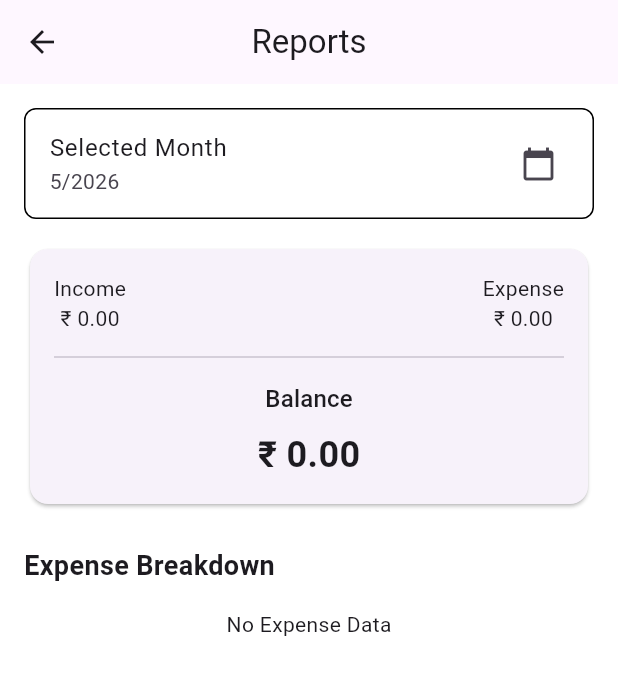
After one commit to ashish-diwakar/Flutter-Finance-Tracker-App, a Flutter app: the screen it shows after launch, after a tap on the "bar chart" icon, on a phone screen of 412 x 824 dp. The commit adds this screen. Shown: the top 675 px of the screen. Run offline on Flutter 3.47's test engine with Material 3 defaults, Android fonts, the phone set to English and light mode, and no system bars; our stand-ins replace fl_chart, flutter_riverpod, go_router, isar; accounts and stored records are empty; generated files the repository leaves out were written again.

Commit message:
Step 7 — Build Analytics + Charts + Financial Insights
This step transforms your application from:

transaction manager

into:

financial insights platform

After this step your app will support:

expense pie charts
monthly analytics
income vs expense comparison
category-wise analysis
monthly filtering
dashboard insights
reusable chart widgets
IMPORTANT GOAL

Users should instantly understand:

where money goes
spending patterns
monthly trends
financial health

That is what analytics solves.
------------------------------------
Test Analytics

Add transactions across:

multiple categories
income/expense

Then:

open Reports
change months
verify charts
verify totals
-------------------------------------------
What You Have Achieved

Your app now includes:

Reactive finance dashboard
Persistent offline database
Monthly analytics
Expense category breakdown
Pie chart visualizations
Financial summaries
Proper architecture

This is now approaching actual market-ready MVP territory.
-------------------------------------------------

3. FULL Restart Required

IMPORTANT:

Do NOT use hot reload here.

Use:

Shift + R

```diff
--- a/lib/features/dashboard/presentation/dashboard_screen.dart
+++ b/lib/features/dashboard/presentation/dashboard_screen.dart
@@ -8,6 +8,7 @@ import '../../transactions/presentation/screens/transaction_list_screen.dart';
 import 'providers/balance_provider.dart';
 import 'providers/expense_provider.dart';
 import 'providers/income_provider.dart';
+import '../../reports/presentation/screens/reports_screen.dart';
 
 class DashboardScreen extends ConsumerWidget {
   const DashboardScreen({super.key});
@@ -27,7 +28,32 @@ class DashboardScreen extends ConsumerWidget {
     return Scaffold(
 
       appBar: AppBar(
-        title: const Text('Finance Tracker'),
+        centerTitle: false,
+
+        title: const Text(
+          'Finance Tracker',
+        ),
+
+        actions: [
+
+          IconButton(
+
+            onPressed: () {
+
+              Navigator.push(
+                context,
+                MaterialPageRoute(
+                  builder: (_) =>
+                      const ReportsScreen(),
+                ),
+              );
+            },
+
+            icon: const Icon(
+              Icons.bar_chart,
+            ),
+          ),
+        ],
       ),
 
       body: Column(
--- /dev/null
+++ b/lib/features/reports/data/repositories/reports_repository.dart
@@ -0,0 +1,117 @@
+import 'package:isar/isar.dart';
+
+import '../../../../shared/models/category_model.dart';
+import '../../../../shared/models/transaction_model.dart';
+import '../../domain/models/category_expense_model.dart';
+import '../../domain/models/monthly_summary_model.dart';
+
+class ReportsRepository {
+
+  final Isar isar;
+
+  ReportsRepository(this.isar);
+
+  Future<MonthlySummaryModel>
+      getMonthlySummary(
+    DateTime month,
+  ) async {
+
+    final start =
+        DateTime(month.year, month.month, 1);
+
+    final end =
+        DateTime(month.year, month.month + 1, 0);
+
+    final transactions =
+        await isar.transactionModels
+            .filter()
+            .transactionDateBetween(
+              start,
+              end,
+            )
+            .findAll();
+
+    int income = 0;
+    int expense = 0;
+
+    for (final transaction
+        in transactions) {
+
+      if (transaction.type ==
+          'income') {
+        income += transaction.amount;
+      } else {
+        expense += transaction.amount;
+      }
+    }
+
+    return MonthlySummaryModel(
+      income: income,
+      expense: expense,
+    );
+  }
+
+  Future<List<CategoryExpenseModel>>
+      getCategoryExpenses(
+    DateTime month,
+  ) async {
+
+    final start =
+        DateTime(month.year, month.month, 1);
+
+    final end =
+        DateTime(month.year, month.month + 1, 0);
+
+    final transactions =
+        await isar.transactionModels
+            .filter()
+            .typeEqualTo('expense')
+            .transactionDateBetween(
+              start,
+              end,
+            )
+            .findAll();
+
+    final categories =
+        await isar.categoryModels
+            .where()
+            .findAll();
+
+    final Map<int, int> totals = {};
+
+    for (final transaction
+        in transactions) {
+
+      totals.update(
+        transaction.categoryId,
+        (value) =>
+            value + transaction.amount,
+        ifAbsent: () =>
+            transaction.amount,
+      );
+    }
+
+    final List<CategoryExpenseModel>
+        result = [];
+
+    for (final entry in totals.entries) {
+
+      final category = categories
+          .firstWhere(
+        (e) => e.id == entry.key,
+        orElse: () =>
+            CategoryModel()
+              ..name = 'Unknown',
+      );
+
+      result.add(
+        CategoryExpenseModel(
+          category: category.name,
+          amount: entry.value,
+        ),
+      );
+    }
+
+    return result;
+  }
+}
--- /dev/null
+++ b/lib/features/reports/domain/models/category_expense_model.dart
@@ -0,0 +1,11 @@
+class CategoryExpenseModel {
+
+  final String category;
+
+  final int amount;
+
+  CategoryExpenseModel({
+    required this.category,
+    required this.amount,
+  });
+}
--- /dev/null
+++ b/lib/features/reports/domain/models/monthly_summary_model.dart
@@ -0,0 +1,11 @@
+class MonthlySummaryModel {
+
+  final int income;
+
+  final int expense;
+
+  MonthlySummaryModel({
+    required this.income,
+    required this.expense,
+  });
+}
--- /dev/null
+++ b/lib/features/reports/presentation/providers/category_analytics_provider.dart
@@ -0,0 +1,19 @@
+import 'package:flutter_riverpod/flutter_riverpod.dart';
+
+import '../../domain/models/category_expense_model.dart';
+import 'reports_repository_provider.dart';
+
+final categoryAnalyticsProvider =
+    FutureProvider.family<
+        List<CategoryExpenseModel>,
+        DateTime>((ref, month) async {
+
+  final repository =
+      await ref.watch(
+        reportsRepositoryProvider.future,
+      );
+
+  return repository.getCategoryExpenses(
+    month,
+  );
+});
--- /dev/null
+++ b/lib/features/reports/presentation/providers/monthly_summary_provider.dart
@@ -0,0 +1,19 @@
+import 'package:flutter_riverpod/flutter_riverpod.dart';
+
+import '../../domain/models/monthly_summary_model.dart';
+import 'reports_repository_provider.dart';
+
+final monthlySummaryProvider =
+    FutureProvider.family<
+        MonthlySummaryModel,
+        DateTime>((ref, month) async {
+
+  final repository =
+      await ref.watch(
+        reportsRepositoryProvider.future,
+      );
+
+  return repository.getMonthlySummary(
+    month,
+  );
+});
--- /dev/null
+++ b/lib/features/reports/presentation/providers/reports_repository_provider.dart
@@ -0,0 +1,16 @@
+import 'package:flutter_riverpod/flutter_riverpod.dart';
+
+import '../../../../shared/providers/database_provider.dart';
+import '../../data/repositories/reports_repository.dart';
+
+final reportsRepositoryProvider =
+    FutureProvider<ReportsRepository>(
+        (ref) async {
+
+  final isar =
+      await ref.watch(
+        isarProvider.future,
+      );
+
+  return ReportsRepository(isar);
+});
--- /dev/null
+++ b/lib/features/reports/presentation/screens/reports_screen.dart
@@ -0,0 +1,161 @@
+import 'package:flutter/material.dart';
+import 'package:flutter_riverpod/flutter_riverpod.dart';
+
+import '../providers/category_analytics_provider.dart';
+import '../providers/monthly_summary_provider.dart';
+import '../widgets/expense_pie_chart.dart';
+import '../widgets/monthly_summary_card.dart';
+
+class ReportsScreen
+    extends ConsumerStatefulWidget {
+
+  const ReportsScreen({
+    super.key,
+  });
+
+  @override
+  ConsumerState<ReportsScreen>
+      createState() =>
+          _ReportsScreenState();
+}
+
+class _ReportsScreenState
+    extends ConsumerState<ReportsScreen> {
+
+  DateTime selectedMonth =
+      DateTime.now();
+
+  @override
+  Widget build(BuildContext context) {
+
+    final summaryAsync =
+        ref.watch(
+      monthlySummaryProvider(
+        selectedMonth,
+      ),
+    );
+
+    final categoryAsync =
+        ref.watch(
+      categoryAnalyticsProvider(
+        selectedMonth,
+      ),
+    );
+
+    return Scaffold(
+
+      appBar: AppBar(
+        title: const Text('Reports'),
+      ),
+
+      body: ListView(
+
+        padding:
+            const EdgeInsets.all(16),
+
+        children: [
+
+          ListTile(
+
+            shape: RoundedRectangleBorder(
+              borderRadius:
+                  BorderRadius.circular(8),
+              side: const BorderSide(),
+            ),
+
+            title:
+                const Text('Selected Month'),
+
+            subtitle: Text(
+              '${selectedMonth.month}/${selectedMonth.year}',
+            ),
+
+            trailing:
+                const Icon(Icons.calendar_today),
+
+            onTap: () async {
+
+              final picked =
+                  await showDatePicker(
+                context: context,
+                initialDate:
+                    selectedMonth,
+                firstDate:
+                    DateTime(2020),
+                lastDate:
+                    DateTime(2100),
+              );
+
+              if (picked != null) {
+
+                setState(() {
+
+                  selectedMonth =
+                      DateTime(
+                    picked.year,
+                    picked.month,
+                  );
+                });
+              }
+            },
+          ),
+
+          const SizedBox(height: 16),
+
+          summaryAsync.when(
+
+            data: (summary) {
+
+              return MonthlySummaryCard(
+                income: summary.income,
+                expense: summary.expense,
+              );
+            },
+
+            error: (e, s) =>
+                Text(e.toString()),
+
+            loading: () =>
+                const Center(
+              child:
+                  CircularProgressIndicator(),
+            ),
+          ),
+
+          const SizedBox(height: 24),
+
+          const Text(
+            'Expense Breakdown',
+            style: TextStyle(
+              fontSize: 18,
+              fontWeight:
+                  FontWeight.bold,
+            ),
+          ),
+
+          const SizedBox(height: 16),
+
+          categoryAsync.when(
+
+            data: (categories) {
+
+              return ExpensePieChart(
+                categories:
+                    categories,
+              );
+            },
+
+            error: (e, s) =>
+                Text(e.toString()),
+
+            loading: () =>
+                const Center(
+              child:
+                  CircularProgressIndicator(),
+            ),
+          ),
+        ],
+      ),
+    );
+  }
+}
--- /dev/null
+++ b/lib/features/reports/presentation/widgets/expense_pie_chart.dart
@@ -0,0 +1,57 @@
+import 'package:fl_chart/fl_chart.dart';
+import 'package:flutter/material.dart';
+
+import '../../../../core/utils/currency_formatter.dart';
+import '../../domain/models/category_expense_model.dart';
+
+class ExpensePieChart
+    extends StatelessWidget {
+
+  final List<CategoryExpenseModel>
+      categories;
+
+  const ExpensePieChart({
+    super.key,
+    required this.categories,
+  });
+
+  @override
+  Widget build(BuildContext context) {
+
+    if (categories.isEmpty) {
+
+      return const Center(
+        child: Text('No Expense Data'),
+      );
+    }
+
+    return SizedBox(
+
+      height: 250,
+
+      child: PieChart(
+
+        PieChartData(
+
+          sections: categories
+              .asMap()
+              .entries
+              .map((entry) {
+
+            final item = entry.value;
+
+            return PieChartSectionData(
+              value:
+                  item.amount.toDouble(),
+
+              title:
+                  item.category,
+
+              radius: 80,
+            );
+          }).toList(),
+        ),
+      ),
+    );
+  }
+}
--- /dev/null
+++ b/lib/features/reports/presentation/widgets/monthly_summary_card.dart
@@ -0,0 +1,95 @@
+import 'package:flutter/material.dart';
+
+import '../../../../core/utils/currency_formatter.dart';
+
+class MonthlySummaryCard
+    extends StatelessWidget {
+
+  final int income;
+  final int expense;
+
+  const MonthlySummaryCard({
+    super.key,
+    required this.income,
+    required this.expense,
+  });
+
+  @override
+  Widget build(BuildContext context) {
+
+    final balance =
+        income - expense;
+
+    return Card(
+
+      child: Padding(
+        padding: const EdgeInsets.all(16),
+
+        child: Column(
+
+          children: [
+
+            Row(
+              mainAxisAlignment:
+                  MainAxisAlignment.spaceBetween,
+
+              children: [
+
+                Column(
+                  children: [
+
+                    const Text('Income'),
+
+                    Text(
+                      CurrencyFormatter
+                          .format(
+                        income,
+                      ),
+                    ),
+                  ],
+                ),
+
+                Column(
+                  children: [
+
+                    const Text('Expense'),
+
+                    Text(
+                      CurrencyFormatter
+                          .format(
+                        expense,
+                      ),
+                    ),
+                  ],
+                ),
+              ],
+            ),
+
+            const Divider(height: 32),
+
+            Text(
+              'Balance',
+              style: Theme.of(context)
+                  .textTheme
+                  .titleMedium,
+            ),
+
+            const SizedBox(height: 8),
+
+            Text(
+              CurrencyFormatter.format(
+                balance,
+              ),
+
+              style: const TextStyle(
+                fontSize: 24,
+                fontWeight:
+                    FontWeight.bold,
+              ),
+            ),
+          ],
+        ),
+      ),
+    );
+  }
+}
--- a/pubspec.yaml
+++ b/pubspec.yaml
@@ -62,6 +62,8 @@ dependencies:
   # Local Notifications
   flutter_local_notifications: ^17.2.2
 
+  collection: ^1.18.0
+
 dev_dependencies:
   flutter_test:
     sdk: flutter
```
Also changed, not shown: pubspec.lock.
